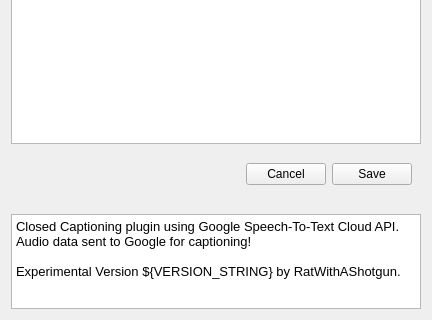
Qt form src/ui/CaptionSettingsWidget.ui (0x01050/google-live-captions-obs-plugin) before a commit; both pictures show x 0 to 432 and y 480 to 800 of the 432 by 800 pixel window.
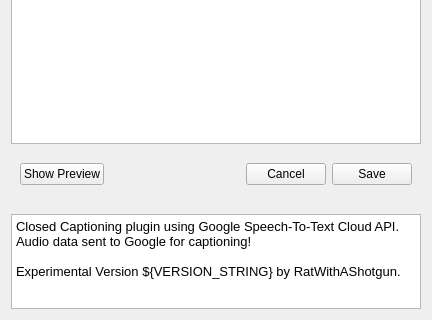
The same form after that commit.

Commit message: add "Show Preview" button to settings, to show preview

The edit to the form file:
```diff
--- a/src/ui/CaptionSettingsWidget.ui
+++ b/src/ui/CaptionSettingsWidget.ui
@@ -274,6 +274,13 @@
       </sizepolicy>
      </property>
      <layout class="QHBoxLayout" name="horizontalLayout">
+      <item>
+       <widget class="QPushButton" name="previewPushButton">
+        <property name="text">
+         <string>Show Preview</string>
+        </property>
+       </widget>
+      </item>
       <item>
        <spacer name="horizontalSpacer">
         <property name="orientation">
```
The commit also changes 4 other files.
